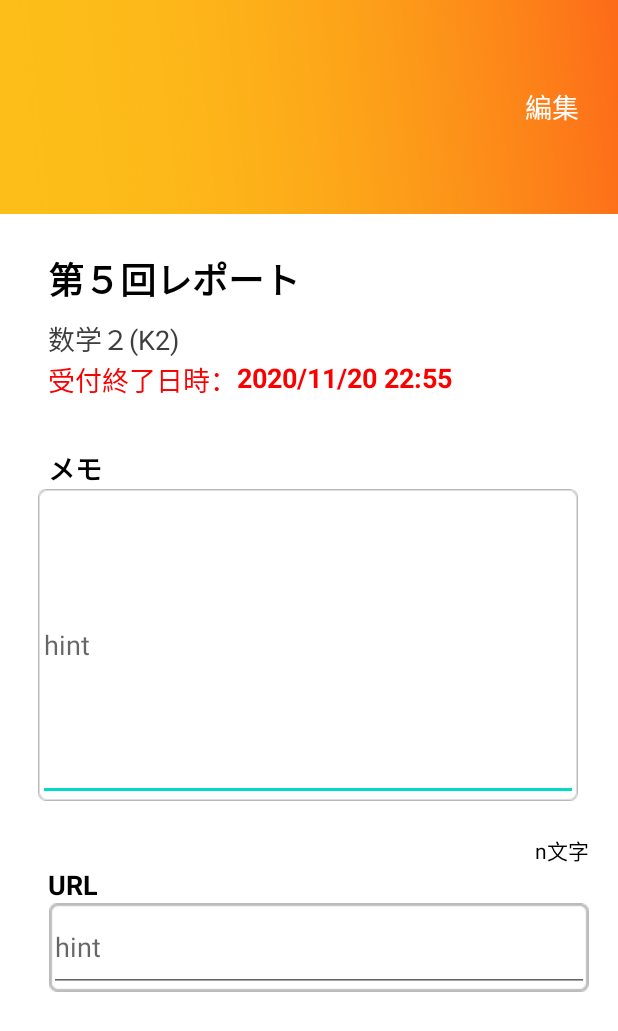
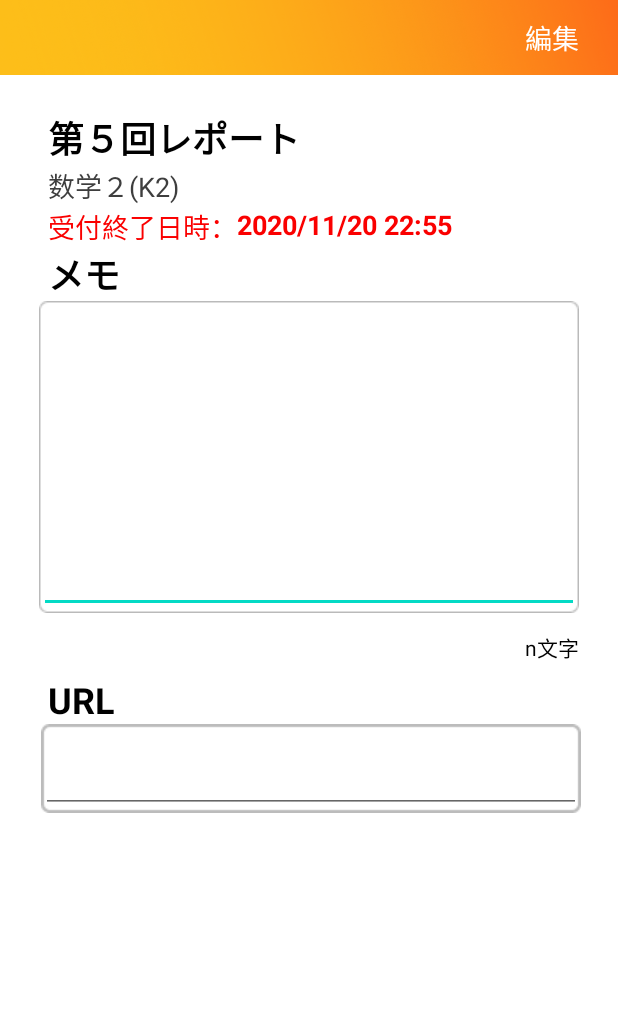
Before and after one commit to yui0805/haaka, an Android app: the page6 screen opened directly, with no data from a screen before it, on a phone screen of 412 x 824 dp. Shown: the top 1031 px of the screen. Run offline under Robolectric (Android 15) with nearby library versions, the phone set to English and light mode, and no system bars.

Commit message:
page6 kaeta

```diff
--- a/app/src/main/res/layout/activity_page6.xml
+++ b/app/src/main/res/layout/activity_page6.xml
@@ -9,12 +9,10 @@
     <androidx.appcompat.widget.Toolbar
         android:id="@+id/toolbar3"
         android:layout_width="match_parent"
-        android:layout_height="0dp"
-        android:layout_marginBottom="183dp"
+        android:layout_height="50dp"
         android:background="@drawable/header"
         android:minHeight="?attr/actionBarSize"
         android:theme="?attr/actionBarTheme"
-        app:layout_constraintBottom_toTopOf="@+id/imageView11"
         app:layout_constraintEnd_toEndOf="parent"
         app:layout_constraintStart_toStartOf="parent"
         app:layout_constraintTop_toTopOf="parent" />
@@ -30,8 +28,8 @@
         app:backgroundTint="#00FFFFFF"
         app:iconTint="#00FFFFFF"
         app:layout_constraintBottom_toBottomOf="@+id/toolbar3"
-        app:layout_constraintEnd_toEndOf="@+id/toolbar3"
-        app:layout_constraintTop_toTopOf="parent" />
+        app:layout_constraintEnd_toEndOf="parent"
+        app:layout_constraintTop_toTopOf="@+id/toolbar3" />
 
     <TextView
         android:id="@+id/textView7"
@@ -42,24 +40,22 @@
         android:textColor="#000000"
         android:textSize="24sp"
         android:textStyle="bold"
-        app:layout_constraintBottom_toTopOf="@+id/textView8"
         app:layout_constraintEnd_toEndOf="parent"
         app:layout_constraintHorizontal_bias="0.131"
         app:layout_constraintStart_toStartOf="parent"
-        app:layout_constraintTop_toBottomOf="@+id/toolbar3"
-        app:layout_constraintVertical_bias="0.142" />
+        app:layout_constraintTop_toBottomOf="@+id/toolbar3" />
 
     <TextView
         android:id="@+id/textView8"
         android:layout_width="wrap_content"
         android:layout_height="wrap_content"
+        android:layout_marginStart="32dp"
+        android:layout_marginLeft="32dp"
         android:text="数学２(K2)"
         android:textColor="#3E3E3E"
         android:textSize="18sp"
-        app:layout_constraintBottom_toTopOf="@+id/textView9"
-        app:layout_constraintEnd_toEndOf="parent"
-        app:layout_constraintHorizontal_bias="0.098"
-        app:layout_constraintStart_toStartOf="parent" />
+        app:layout_constraintStart_toStartOf="parent"
+        app:layout_constraintTop_toBottomOf="@+id/textView7" />
 
     <TextView
         android:id="@+id/textView9"
@@ -67,12 +63,11 @@
         android:layout_height="wrap_content"
         android:layout_marginStart="32dp"
         android:layout_marginLeft="32dp"
-        android:layout_marginBottom="32dp"
         android:text="受付終了日時："
         android:textColor="#FA0000"
         android:textSize="18sp"
-        app:layout_constraintBottom_toTopOf="@+id/textView11"
-        app:layout_constraintStart_toStartOf="parent" />
+        app:layout_constraintStart_toStartOf="parent"
+        app:layout_constraintTop_toBottomOf="@+id/textView8" />
 
     <TextView
         android:id="@+id/textView10"
@@ -82,46 +77,43 @@
         android:textColor="#FA0000"
         android:textSize="18sp"
         android:textStyle="bold"
-        app:layout_constraintEnd_toEndOf="parent"
-        app:layout_constraintHorizontal_bias="0.0"
         app:layout_constraintStart_toEndOf="@+id/textView9"
-        app:layout_constraintTop_toBottomOf="@+id/textView8" />
+        app:layout_constraintTop_toTopOf="@+id/textView9" />
 
     <TextView
         android:id="@+id/textView11"
         android:layout_width="wrap_content"
         android:layout_height="wrap_content"
+        android:layout_marginStart="32dp"
+        android:layout_marginLeft="32dp"
         android:text="メモ"
         android:textColor="#000000"
-        android:textSize="18sp"
+        android:textSize="24sp"
         android:textStyle="bold"
-        app:layout_constraintBottom_toTopOf="@+id/textInputEditText2"
-        app:layout_constraintEnd_toEndOf="parent"
-        app:layout_constraintHorizontal_bias="0.085"
-        app:layout_constraintStart_toStartOf="parent" />
+        app:layout_constraintStart_toStartOf="parent"
+        app:layout_constraintTop_toBottomOf="@+id/textView9" />
 
     <ImageView
         android:id="@+id/imageView11"
         android:layout_width="wrap_content"
         android:layout_height="wrap_content"
-        android:layout_marginBottom="290dp"
-        app:layout_constraintBottom_toBottomOf="parent"
+        android:layout_marginStart="20dp"
+        android:layout_marginLeft="20dp"
+        android:layout_marginEnd="20dp"
+        android:layout_marginRight="20dp"
         app:layout_constraintEnd_toEndOf="parent"
-        app:layout_constraintHorizontal_bias="0.49"
-        app:layout_constraintStart_toStartOf="@+id/textInputLayout2"
-        app:layout_constraintTop_toBottomOf="@+id/toolbar3"
+        app:layout_constraintStart_toStartOf="parent"
+        app:layout_constraintTop_toBottomOf="@+id/textView11"
         app:srcCompat="@drawable/utikomi" />
 
     <com.google.android.material.textfield.TextInputLayout
         android:id="@+id/textInputLayout2"
-        android:layout_width="match_parent"
-        android:layout_height="wrap_content"
-        android:hint="hint"
+        android:layout_width="0dp"
+        android:layout_height="0dp"
         android:textColorHint="#4E4E4E"
         app:layout_constraintBottom_toBottomOf="@+id/imageView11"
-        app:layout_constraintEnd_toEndOf="parent"
-        app:layout_constraintHorizontal_bias="1.0"
-        app:layout_constraintStart_toStartOf="parent"
+        app:layout_constraintEnd_toEndOf="@+id/imageView11"
+        app:layout_constraintStart_toStartOf="@+id/imageView11"
         app:layout_constraintTop_toTopOf="@+id/imageView11"
         app:layout_constraintVertical_bias="1.0">
 
@@ -131,48 +123,44 @@
         android:id="@+id/textInputEditText2"
         android:layout_width="0dp"
         android:layout_height="0dp"
-        android:hint="hint"
         android:textColor="#000000"
         app:layout_constraintBottom_toBottomOf="@+id/imageView11"
         app:layout_constraintEnd_toEndOf="@+id/imageView11"
-        app:layout_constraintHorizontal_bias="0.0"
         app:layout_constraintStart_toStartOf="@+id/imageView11"
-        app:layout_constraintTop_toTopOf="@+id/imageView11"
-        app:layout_constraintVertical_bias="0.0" />
+        app:layout_constraintTop_toTopOf="@+id/imageView11" />
 
     <TextView
         android:id="@+id/textView12"
         android:layout_width="wrap_content"
         android:layout_height="wrap_content"
+        android:layout_marginStart="32dp"
+        android:layout_marginLeft="32dp"
+        android:layout_marginTop="8dp"
         android:text="URL"
         android:textColor="#000000"
-        android:textSize="18sp"
+        android:textSize="24sp"
         android:textStyle="bold"
-        app:layout_constraintBottom_toTopOf="@+id/textInputEditText3"
-        app:layout_constraintEnd_toEndOf="parent"
-        app:layout_constraintHorizontal_bias="0.084"
         app:layout_constraintStart_toStartOf="parent"
-        app:layout_constraintTop_toBottomOf="@+id/textInputEditText2"
-        app:layout_constraintVertical_bias="1.0" />
+        app:layout_constraintTop_toBottomOf="@+id/textView13" />
 
     <ImageView
         android:id="@+id/imageView13"
         android:layout_width="wrap_content"
         android:layout_height="wrap_content"
-        android:layout_marginTop="68dp"
-        app:layout_constraintBottom_toBottomOf="parent"
+        android:layout_marginStart="20dp"
+        android:layout_marginLeft="20dp"
+        android:layout_marginEnd="20dp"
+        android:layout_marginRight="20dp"
         app:layout_constraintEnd_toEndOf="parent"
         app:layout_constraintHorizontal_bias="0.627"
         app:layout_constraintStart_toStartOf="parent"
-        app:layout_constraintTop_toBottomOf="@+id/textInputEditText2"
-        app:layout_constraintVertical_bias="0.0"
+        app:layout_constraintTop_toBottomOf="@+id/textView12"
         app:srcCompat="@drawable/kakikomi3" />
 
     <com.google.android.material.textfield.TextInputEditText
         android:id="@+id/textInputEditText3"
         android:layout_width="0dp"
         android:layout_height="0dp"
-        android:hint="hint"
         android:textColor="#000000"
         app:layout_constraintBottom_toBottomOf="@+id/imageView13"
         app:layout_constraintEnd_toEndOf="@+id/imageView13"
@@ -185,14 +173,13 @@
         android:id="@+id/textInputLayout4"
         android:layout_width="0dp"
         android:layout_height="0dp"
-        android:hint="hint"
         android:textColorHint="#000000"
         app:layout_constraintBottom_toBottomOf="@+id/imageView13"
         app:layout_constraintEnd_toEndOf="@+id/imageView13"
         app:layout_constraintHorizontal_bias="0.0"
         app:layout_constraintStart_toStartOf="@+id/imageView13"
         app:layout_constraintTop_toTopOf="@+id/imageView13"
-        app:layout_constraintVertical_bias="0.0">
+        app:layout_constraintVertical_bias="1.0">
 
     </com.google.android.material.textfield.TextInputLayout>
 
@@ -200,12 +187,11 @@
         android:id="@+id/textView13"
         android:layout_width="wrap_content"
         android:layout_height="wrap_content"
+        android:layout_marginTop="12dp"
         android:hint="hint"
         android:text="n文字"
         android:textColor="#000000"
-        app:layout_constraintBottom_toTopOf="@+id/textView12"
-        app:layout_constraintEnd_toEndOf="parent"
-        app:layout_constraintHorizontal_bias="0.949"
-        app:layout_constraintStart_toStartOf="parent" />
+        app:layout_constraintEnd_toEndOf="@+id/imageView11"
+        app:layout_constraintTop_toBottomOf="@+id/imageView11" />
 
 </androidx.constraintlayout.widget.ConstraintLayout>
```
